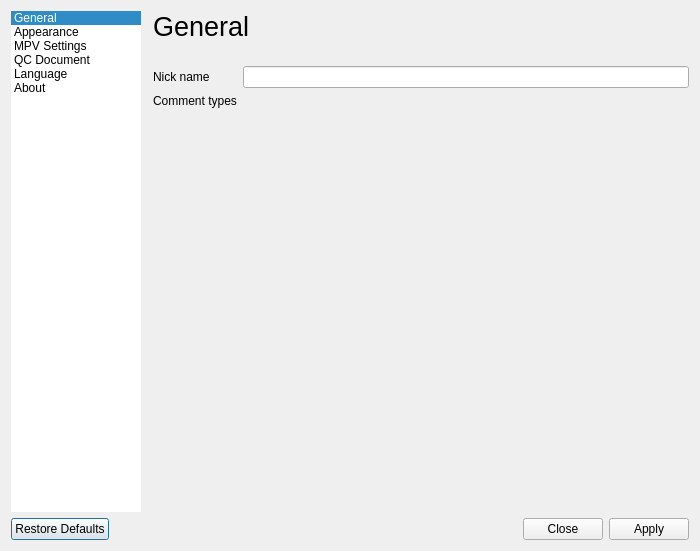
Old version of the form gui/preferences.ui in the repository mpvqc/mpvQC.
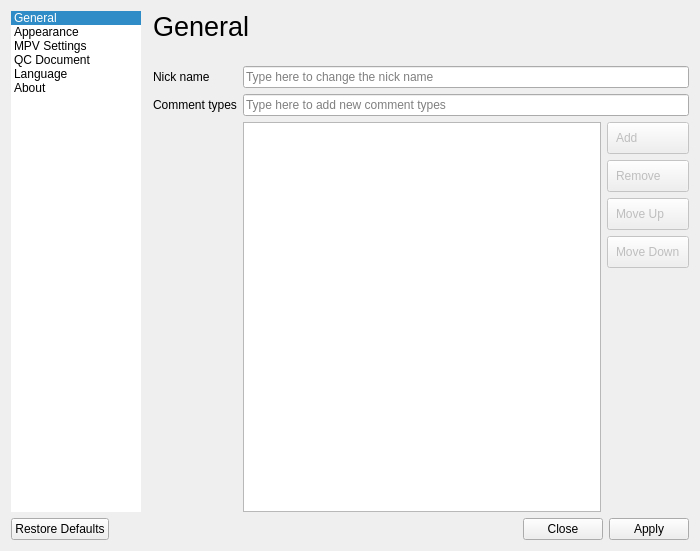
New version of the form. Icons and pictures are not drawn. Custom widgets are drawn as their Qt base class.

What changed in the file:
```diff
--- a/gui/preferences.ui
+++ b/gui/preferences.ui
@@ -264,6 +264,9 @@
              </sizepolicy>
             </property>
             <layout class="QFormLayout" name="formLayout_2">
+             <property name="horizontalSpacing">
+              <number>6</number>
+             </property>
              <property name="leftMargin">
               <number>0</number>
              </property>
@@ -286,7 +289,7 @@
              <item row="0" column="1">
               <widget class="QLineEdit" name="authorLineEdit">
                <property name="placeholderText">
-                <string/>
+                <string>Type here to change the nick name</string>
                </property>
               </widget>
              </item>
@@ -298,16 +301,160 @@
               </widget>
              </item>
              <item row="1" column="1">
-              <widget class="KEditListWidget" name="kCommentTypes">
-               <property name="toolTip">
-                <string/>
+              <widget class="QLineEdit" name="kTypesLineEdit">
+               <property name="placeholderText">
+                <string>Type here to add new comment types</string>
                </property>
+              </widget>
+             </item>
+             <item row="2" column="1">
+              <widget class="QWidget" name="kTypesParentWidget" native="true">
                <property name="styleSheet">
                 <string notr="true">QPushButton { text-align:left; padding: 8px; }</string>
                </property>
-               <property name="checkAtEntering">
-                <bool>true</bool>
-               </property>
+               <layout class="QHBoxLayout" name="horizontalLayout_12">
+                <property name="leftMargin">
+                 <number>0</number>
+                </property>
+                <property name="topMargin">
+                 <number>0</number>
+                </property>
+                <property name="rightMargin">
+                 <number>0</number>
+                </property>
+                <property name="bottomMargin">
+                 <number>0</number>
+                </property>
+                <item>
+                 <widget class="QListWidget" name="kTypesListWidget"/>
+                </item>
+                <item>
+                 <widget class="QWidget" name="widget_19" native="true">
+                  <property name="sizePolicy">
+                   <sizepolicy hsizetype="Fixed" vsizetype="Expanding">
+                    <horstretch>0</horstretch>
+                    <verstretch>0</verstretch>
+                   </sizepolicy>
+                  </property>
+                  <layout class="QVBoxLayout" name="verticalLayout_16">
+                   <property name="leftMargin">
+                    <number>0</number>
+                   </property>
+                   <property name="topMargin">
+                    <number>0</number>
+                   </property>
+                   <property name="rightMargin">
+                    <number>0</number>
+                   </property>
+                   <property name="bottomMargin">
+                    <number>0</number>
+                   </property>
+                   <item>
+                    <widget class="QWidget" name="widget_18" native="true">
+                     <property name="sizePolicy">
+                      <sizepolicy hsizetype="Fixed" vsizetype="Fixed">
+                       <horstretch>0</horstretch>
+                       <verstretch>0</verstretch>
+                      </sizepolicy>
+                     </property>
+                     <layout class="QVBoxLayout" name="verticalLayout_15">
+                      <property name="leftMargin">
+                       <number>0</number>
+                      </property>
+                      <property name="topMargin">
+                       <number>0</number>
+                      </property>
+                      <property name="rightMargin">
+                       <number>0</number>
+                      </property>
+                      <property name="bottomMargin">
+                       <number>0</number>
+                      </property>
+                      <item>
+                       <widget class="QPushButton" name="kTypesAddButton">
+                        <property name="enabled">
+                         <bool>false</bool>
+                        </property>
+                        <property name="focusPolicy">
+                         <enum>Qt::TabFocus</enum>
+                        </property>
+                        <property name="text">
+                         <string>Add</string>
+                        </property>
+                        <property name="icon">
+                         <iconset theme="add">
+                          <normaloff>.</normaloff>.</iconset>
+                        </property>
+                       </widget>
+                      </item>
+                      <item>
+                       <widget class="QPushButton" name="kTypesRemoveButton">
+                        <property name="enabled">
+                         <bool>false</bool>
+                        </property>
+                        <property name="focusPolicy">
+                         <enum>Qt::TabFocus</enum>
+                        </property>
+                        <property name="text">
+                         <string>Remove</string>
+                        </property>
+                        <property name="icon">
+                         <iconset theme="remove">
+                          <normaloff>.</normaloff>.</iconset>
+                        </property>
+                       </widget>
+                      </item>
+                      <item>
+                       <widget class="QPushButton" name="kTypesMoveUpButton">
+                        <property name="enabled">
+                         <bool>false</bool>
+                        </property>
+                        <property name="focusPolicy">
+                         <enum>Qt::TabFocus</enum>
+                        </property>
+                        <property name="text">
+                         <string>Move Up</string>
+                        </property>
+                        <property name="icon">
+                         <iconset theme="arrow-up">
+                          <normaloff>.</normaloff>.</iconset>
+                        </property>
+                       </widget>
+                      </item>
+                      <item>
+                       <widget class="QPushButton" name="kTypesMoveDownButton">
+                        <property name="enabled">
+                         <bool>false</bool>
+                        </property>
+                        <property name="focusPolicy">
+                         <enum>Qt::TabFocus</enum>
+                        </property>
+                        <property name="text">
+                         <string>Move Down</string>
+                        </property>
+                        <property name="icon">
+                         <iconset theme="arrow-down">
+                          <normaloff>.</normaloff>.</iconset>
+                        </property>
+                       </widget>
+                      </item>
+                     </layout>
+                    </widget>
+                   </item>
+                   <item>
+                    <widget class="QWidget" name="widget_20" native="true">
+                     <property name="sizePolicy">
+                      <sizepolicy hsizetype="Minimum" vsizetype="Expanding">
+                       <horstretch>0</horstretch>
+                       <verstretch>0</verstretch>
+                      </sizepolicy>
+                     </property>
+                    </widget>
+                   </item>
+                  </layout>
+                 </widget>
+                </item>
+               </layout>
               </widget>
              </item>
             </layout>
@@ -1103,13 +1250,6 @@
    </item>
   </layout>
  </widget>
- <customwidgets>
-  <customwidget>
-   <class>KEditListWidget</class>
-   <extends>QWidget</extends>
-   <header>keditlistwidget.h</header>
-  </customwidget>
- </customwidgets>
  <resources/>
  <connections>
   <connection>
```
